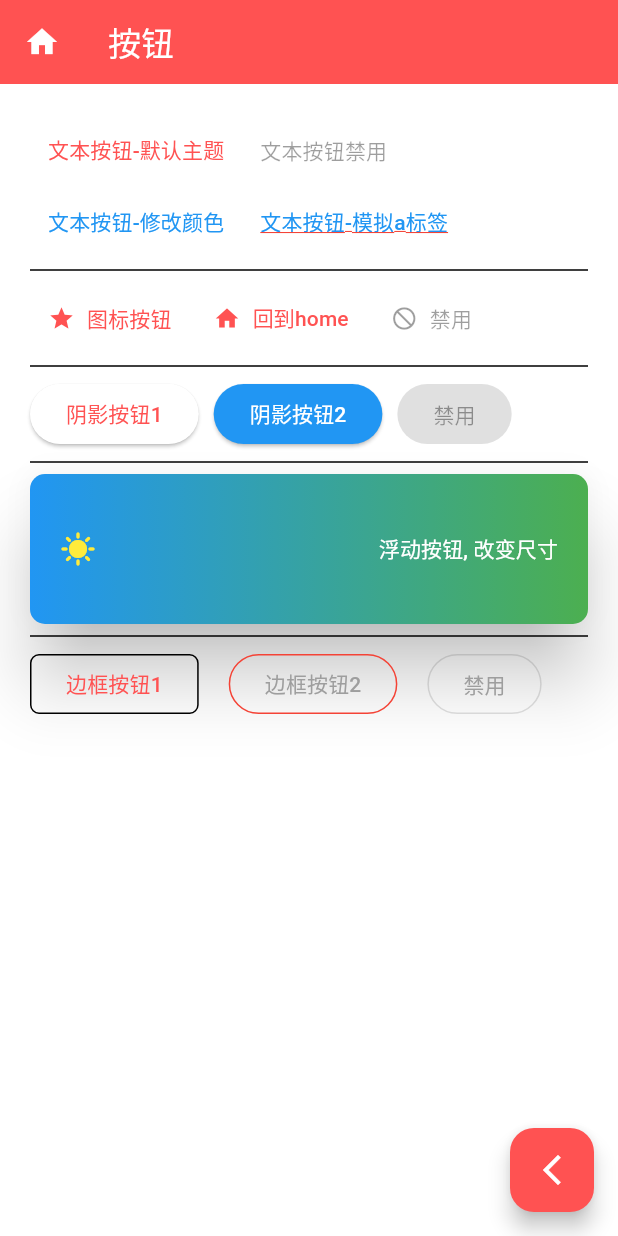
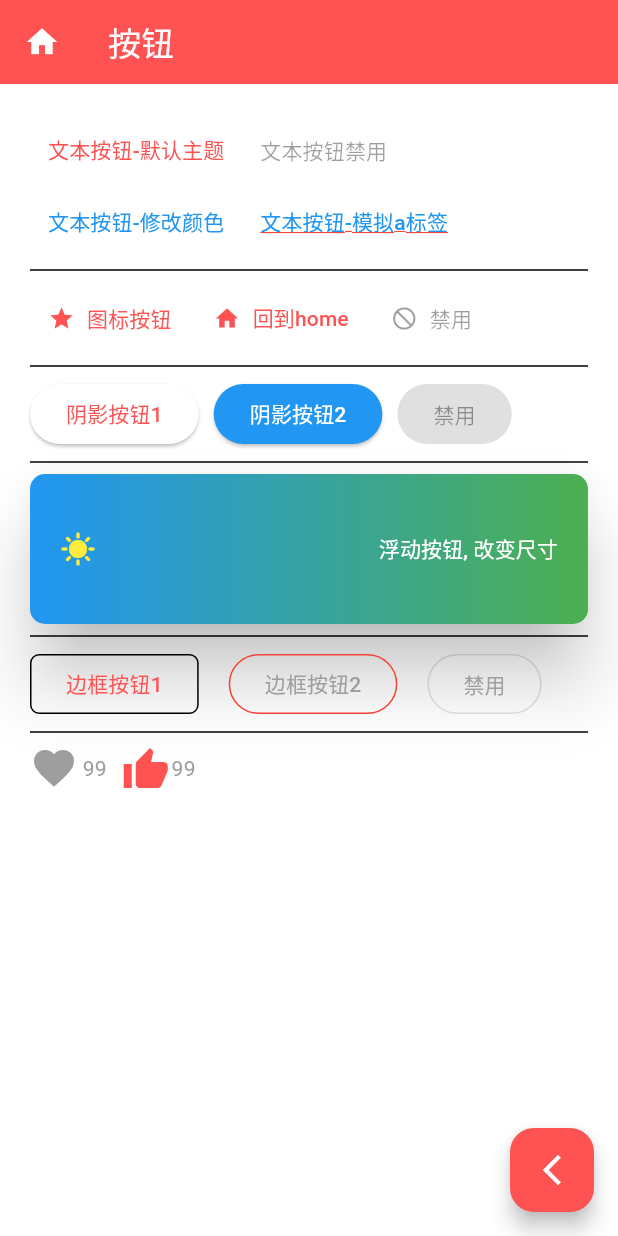
Before and after one commit to Keekuun/hello_flutter, a Flutter app: the ButtonDemo screen opened by its route, on a phone screen of 412 x 824 dp. Run offline on Flutter 3.47's test engine with Material 3 defaults, Android fonts, the light colour scheme and no system bars; drawn by our look-alikes of like_button; our stand-ins replace extended_image, flutter_hooks, fluttertoast.

Commit message:
feat: add like_button

```diff
--- a/lib/contents/button.dart
+++ b/lib/contents/button.dart
@@ -1,5 +1,6 @@
 import 'package:flutter/material.dart';
 import 'package:fluttertoast/fluttertoast.dart';
+import 'package:like_button/like_button.dart';
 import 'package:url_launcher/url_launcher.dart';
 
 class ButtonDemo extends StatelessWidget {
@@ -121,6 +122,21 @@ class ButtonDemo extends StatelessWidget {
             ),
           ),
         ],
+      ),
+      const Divider(),
+      Row(
+        children: [
+          const LikeButton(
+            size: 32,
+            likeCount: 99,
+          ),
+          const SizedBox(width: 10,),
+          LikeButton(
+            likeCount: 99,
+            likeCountAnimationType: LikeCountAnimationType.all,
+            likeBuilder: (isLiked) => const Icon(Icons.thumb_up, color: Colors.redAccent, size: 32,),
+          ),
+        ],
       )
     ]);
   }
--- a/pubspec.yaml
+++ b/pubspec.yaml
@@ -40,6 +40,7 @@ dependencies:
   extended_image: ^8.2.0
   url_launcher: ^6.2.5
   fluttertoast: ^8.2.4
+  like_button: ^2.0.5
 
   # The following adds the Cupertino Icons font to your application.
   # Use with the CupertinoIcons class for iOS style icons.
```
Also changed, not shown: pubspec.lock.
